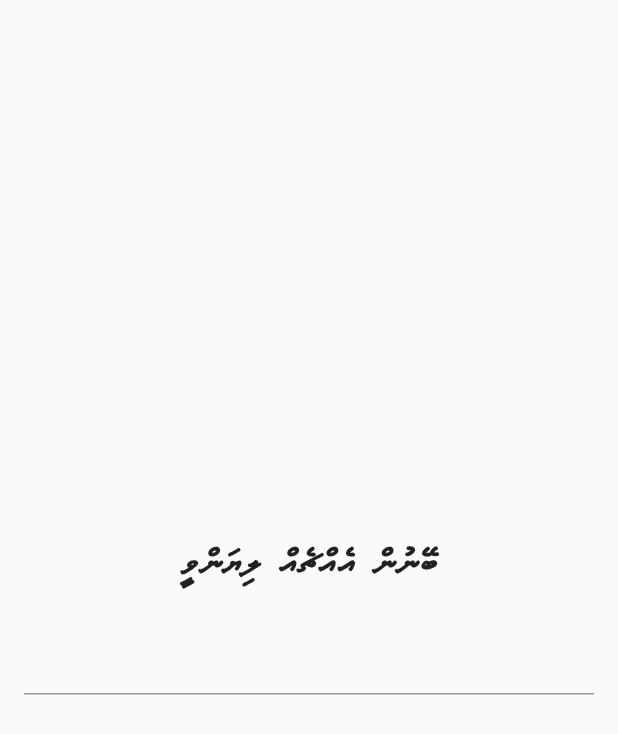
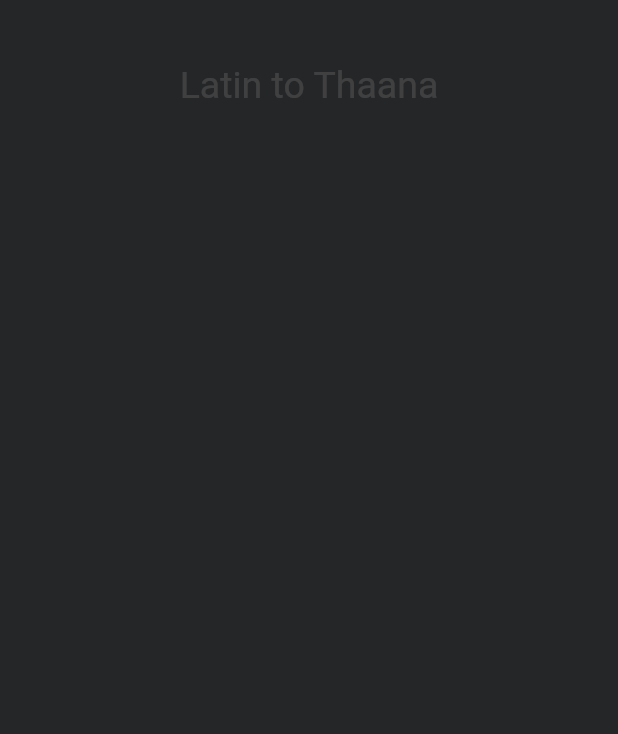
Before and after one commit to xihuny/flutter_thaana, a Flutter app: the screen it shows after launch, on a phone screen of 412 x 824 dp. Shown: the top 734 px of the screen. Run offline on Flutter 3.47's test engine with Material 2 defaults, Android fonts, the phone set to English and light mode, and no system bars; Roboto replaces fonts that are missing (Default).

Commit message:
latin to thaana converter added

```diff
--- a/lib/main.dart
+++ b/lib/main.dart
@@ -1,16 +1,25 @@
 import 'package:flutter/cupertino.dart';
 import 'package:flutter/material.dart';
-import 'package:flutter_thaana/thaana_text_formatter.dart';
+import 'package:flutter/services.dart';
+import 'package:flutter_thaana/ascii_to_thaana.dart';
+import 'package:flutter_thaana/latin_to_ascii.dart';
 
-void main() => runApp(MyApp());
+void main() {
+  SystemChrome.setSystemUIOverlayStyle(SystemUiOverlayStyle(
+    statusBarColor: Color(0xff252627),
+  ));
+  runApp(MyApp());
+}
 
 class MyApp extends StatelessWidget {
   @override
   Widget build(BuildContext context) {
     return MaterialApp(
+        debugShowCheckedModeBanner: false,
         title: 'Flutter Thaana',
         theme: ThemeData(
-          primarySwatch: Colors.blue,
+          primaryColor: Color(0xffBB0A21),
+          cursorColor: Color(0xffBB0A21),
         ),
         home: Home());
   }
@@ -23,50 +32,104 @@ class Home extends StatefulWidget {
 
 class _HomeState extends State<Home> {
   TextEditingController tec = TextEditingController();
+  TextEditingController latinToThaanaController = TextEditingController();
+
+  String latinToThaanaOutput = '';
+
+  latinToThaana() {
+    setState(() {
+      String ascii = latinToAscii(latinToThaanaController.text);
+      latinToThaanaOutput = thaana(ascii);
+    });
+  }
 
   @override
   void initState() {
     super.initState();
+    latinToThaanaController.addListener(latinToThaana);
   }
 
   @override
   Widget build(BuildContext context) {
     return Material(
+      color: Color(0xff252627),
+      child: SafeArea(
+        child: SizedBox.expand(
           child: Container(
+              color: Color(0xff252627),
               child: Column(
-        mainAxisAlignment: MainAxisAlignment.center,
+                mainAxisAlignment: MainAxisAlignment.start,
                 children: <Widget>[
-          Text(
-            'ބޭނުން އެއްޗެއް ލިޔަންވީ',
+//          Padding(
+//            padding: const EdgeInsets.symmetric(horizontal: 16),
+//            child: TextField(
+//              textDirection: TextDirection.rtl,
+//              textAlign: TextAlign.center,
+//              keyboardType: TextInputType.multiline,
+//              maxLines: null,
+//              autocorrect: false,
+//              enableSuggestions: false,
+//              decoration: InputDecoration(
+//                hintText: 'ތާނަ އަކުރުން ލިޔުމަށް',
+//              ),
+//              style: TextStyle(
+//                fontFamily: 'Faruma',
+//                fontSize: 20,
+//              ),
+//              inputFormatters: [
+//                ThaanaTextFormatter(),
+//              ],
+//              controller: tec,
+//            ),
+//          ),
+//          SizedBox(
+//            height: 15,
+//          ),
+                  Container(
+                    padding: EdgeInsets.symmetric(horizontal: 40, vertical: 30),
+                    child: TextField(
+                      keyboardType: TextInputType.multiline,
+                      maxLines: 2,
+                      autocorrect: false,
+                      enableSuggestions: false,
+                      textAlign: TextAlign.center,
+                      controller: latinToThaanaController,
+                      decoration: InputDecoration(
+                        hintText: 'Latin to Thaana',
+                        hintStyle: TextStyle(
+                          color: Colors.white12,
+                        ),
+                        border: InputBorder.none,
+                      ),
                       style: TextStyle(
-                fontFamily: 'Faruma',
-                fontSize: 23,
-                fontWeight: FontWeight.bold),
+                        fontFamily: 'Default',
+                        fontSize: 25,
+                        color: Colors.white,
+                      ),
+                    ),
                   ),
                   SizedBox(
                     height: 15,
                   ),
                   Padding(
-            padding: const EdgeInsets.symmetric(horizontal: 16),
-            child: TextField(
-              textDirection: TextDirection.rtl,
-              textAlign: TextAlign.center,
-              keyboardType: TextInputType.multiline,
-              maxLines: null,
-              autocorrect: false,
-              enableSuggestions: false,
+                    padding: const EdgeInsets.symmetric(horizontal: 40),
+                    child: Flexible(
+                      child: Text(
+                        latinToThaanaOutput,
+                        textAlign: TextAlign.end,
                         style: TextStyle(
-                fontFamily: 'Faruma',
-                fontSize: 20,
+                          fontFamily: 'MVTypewriter',
+                          fontSize: 25,
+                          color: Colors.white,
+                          height: 2,
                         ),
-              inputFormatters: [
-                ThaanaTextFormatter(),
-              ],
-              controller: tec,
+                      ),
                     ),
                   ),
                 ],
               )),
+        ),
+      ),
     );
   }
 }
--- a/pubspec.yaml
+++ b/pubspec.yaml
@@ -40,6 +40,6 @@ flutter:
     - family: NotoSans
       fonts:
         - asset: fonts/NotoSans-Regular.ttf
-    - family: Faruma
+    - family: MVTypewriter
       fonts:
-        - asset: fonts/Faruma.ttf
+        - asset: fonts/MVTypewriter.ttf
```
Also changed, not shown: lib/ascii_to_thaana.dart (added, +123 -0 lines), lib/latin_to_ascii.dart (added, +309 -0 lines), lib/thaana_text_formatter.dart (+2 -124 lines), fonts/Faruma.ttf (deleted), fonts/MVTypewriter.ttf (added), pubspec.lock. Lines whose indentation alone changed are shown as unchanged.
